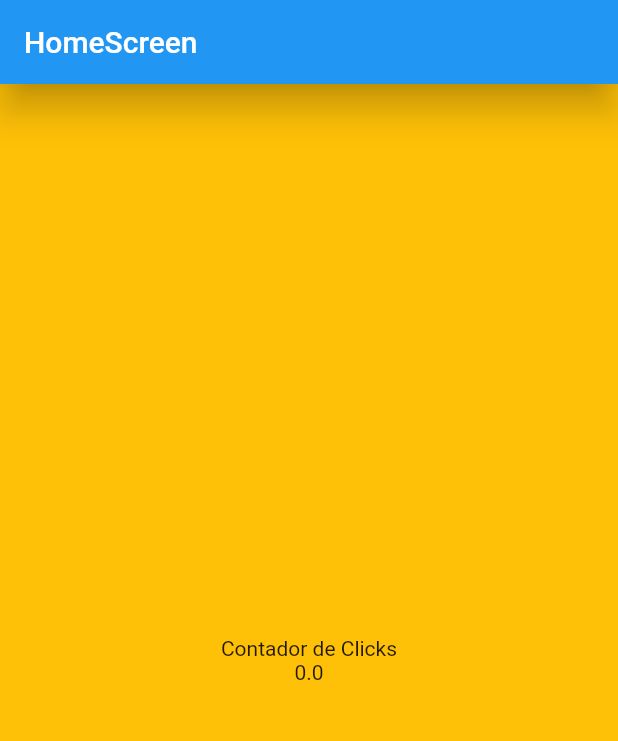
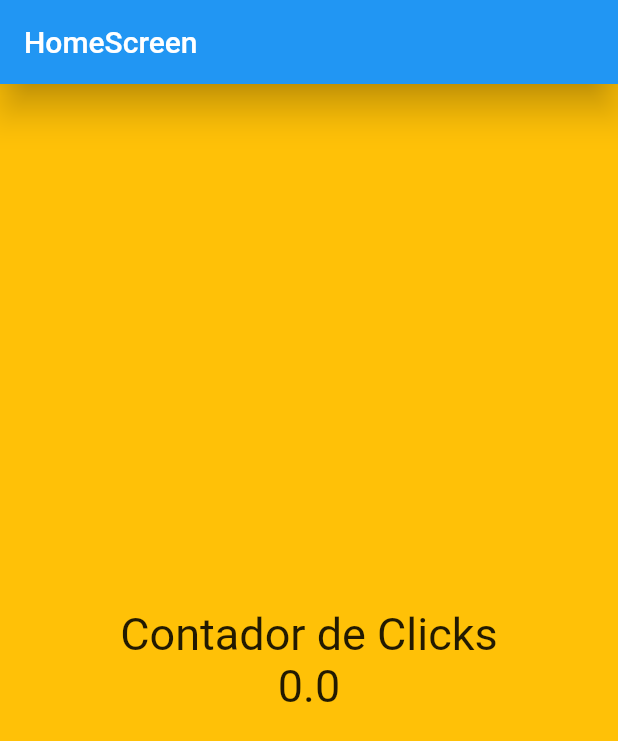
Before and after one commit to plaza94/my_app_flutter, a Flutter app: the screen it shows after launch, on a phone screen of 412 x 824 dp. Shown: the top 741 px of the screen. Run offline on Flutter 3.47's test engine with Material 2 defaults, Android fonts, the phone set to English and light mode, and no system bars.

Commit message:
estilos de texto

```diff
--- a/lib/screens/home_screen.dart
+++ b/lib/screens/home_screen.dart
@@ -5,6 +5,8 @@ class HomeScreen extends StatelessWidget {
 
   @override
   Widget build(BuildContext context) {
+    const TextStyle fontSize30 = const TextStyle(fontSize: 30);
+
     return Scaffold(
       appBar: AppBar(
         title: const Text('HomeScreen'),
@@ -17,7 +19,16 @@ class HomeScreen extends StatelessWidget {
           // CrossAxisAlignment.end, //centra desde izquierda a derecha
           mainAxisAlignment:
               MainAxisAlignment.center, //centra desde arriba hacia abajo
-          children: const <Widget>[Text('Contador de Clicks'), Text('0.0')],
+          children: const <Widget>[
+            Text(
+              'Contador de Clicks',
+              style: fontSize30,
+            ),
+            Text(
+              '0.0',
+              style: fontSize30,
+            )
+          ],
         ),
       ),
     );
```
